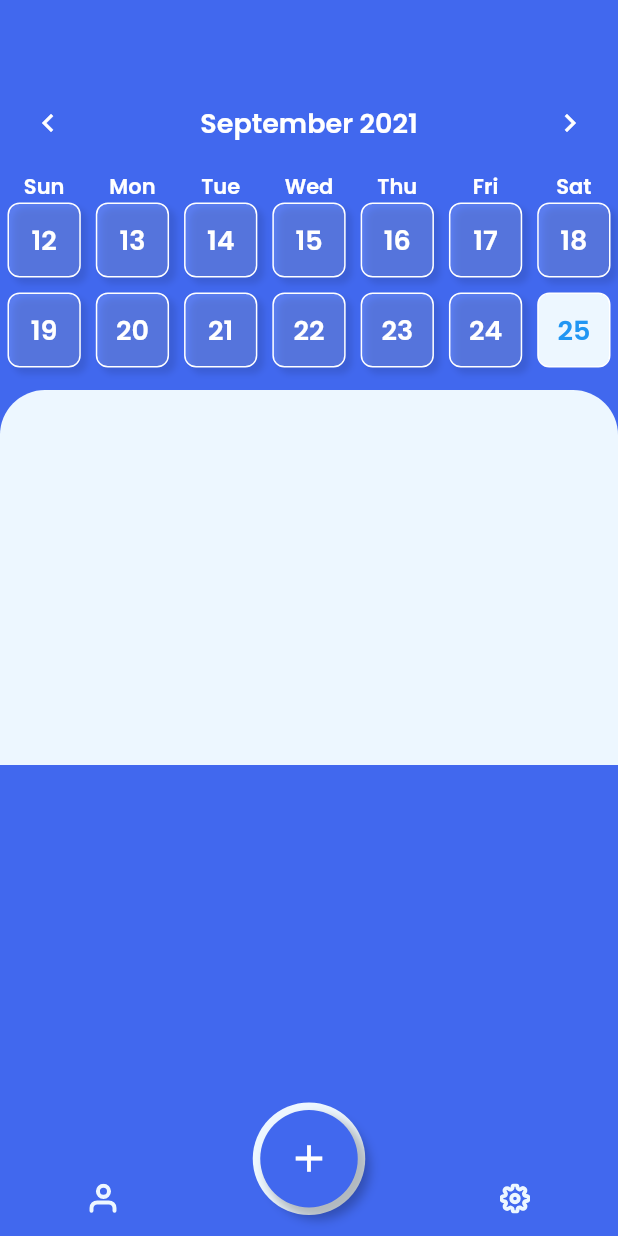
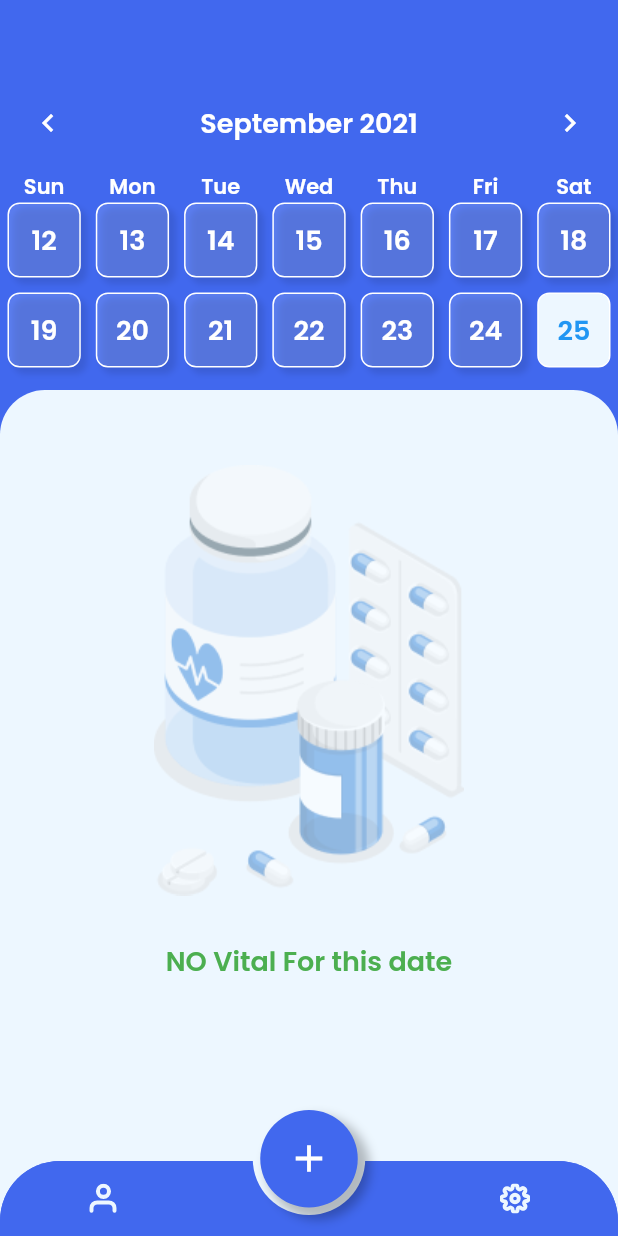
Before and after one commit to mohammadalihera/Medicine_Reminder, a Flutter app: the screen it shows after launch, on a phone screen of 412 x 824 dp. Run offline on Flutter 3.47's test engine with Material 2 defaults, Android fonts, the phone set to English and light mode, and no system bars; drawn by our look-alikes of table_calendar; our stand-ins replace country_code_picker, date_time_picker, double_back_to_close, firebase_auth, firebase_core, flutter_svg and 6 more; accounts and stored records are empty.

Commit message:
add the no vital image for empty selected date

```diff
--- a/lib/view/pages/dashboard.dart
+++ b/lib/view/pages/dashboard.dart
@@ -46,9 +46,11 @@ class _DashBoardState extends State<DashBoard> {
                   GetBuilder<GetMedicineController>(
                       init: GetMedicineController(),
                       builder: (vitalController) {
-                        return Container(
+                        return vitalController.selectedVital.length > 0
+                            ? Container(
                                 padding: EdgeInsets.only(
-                              bottom: vitalController.selectedVital.length < 3
+                                    bottom:
+                                        vitalController.selectedVital.length < 3
                                             ? 200
                                             : 100),
                                 decoration: BoxDecoration(
@@ -59,7 +61,26 @@ class _DashBoardState extends State<DashBoard> {
                                   color: Color(0xffEDF7FF),
                                 ),
                                 child: MedicineInfoTile(),
-                        );
+                              )
+                            : Container(
+                                height: MediaQuery.of(context).size.height-200,
+                                width: MediaQuery.of(context).size.width,
+                                decoration: BoxDecoration(
+                                  borderRadius: BorderRadius.only(
+                                    topLeft: Radius.circular(30),
+                                    topRight: Radius.circular(30),
+                                  ),
+                                  color: Color(0xffEDF7FF),
+                                ),
+                                child:
+                                    Column(
+                                      children: [
+                                        SizedBox(height: 50,),
+                                        Image.asset('assets/images/no_vital.png'),
+                                        SizedBox(height: 30,),
+                                        Text('NO Vital For this date',style: TextStyle(color:Colors.green,fontSize: 18),)
+                                      ],
+                                    ));
                       })
                 ],
               );
--- a/pubspec.yaml
+++ b/pubspec.yaml
@@ -73,6 +73,7 @@ flutter:
     - assets/images/home.svg
     - assets/images/profile.svg
     - assets/images/settings.svg
+    - assets/images/no_vital.png
     - data/
 
   # An image asset can refer to one or more resolution-specific "variants", see
```
Also changed, not shown: assets/images/no_vital.png (added). Lines whose indentation alone changed are shown as unchanged.
